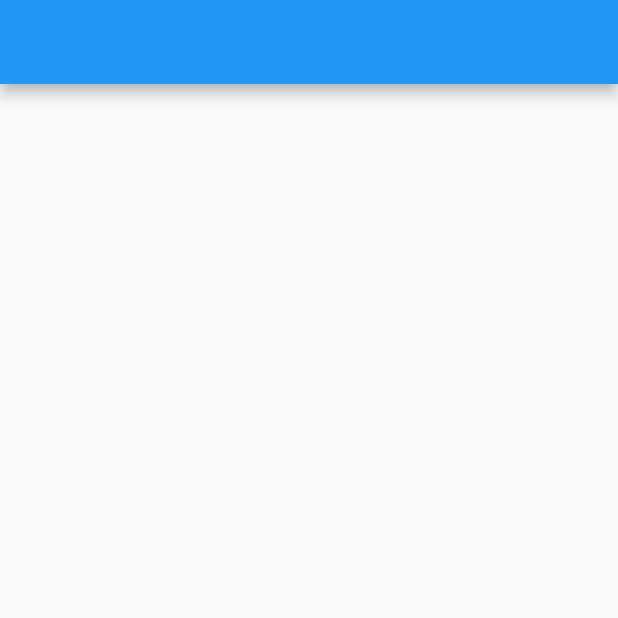
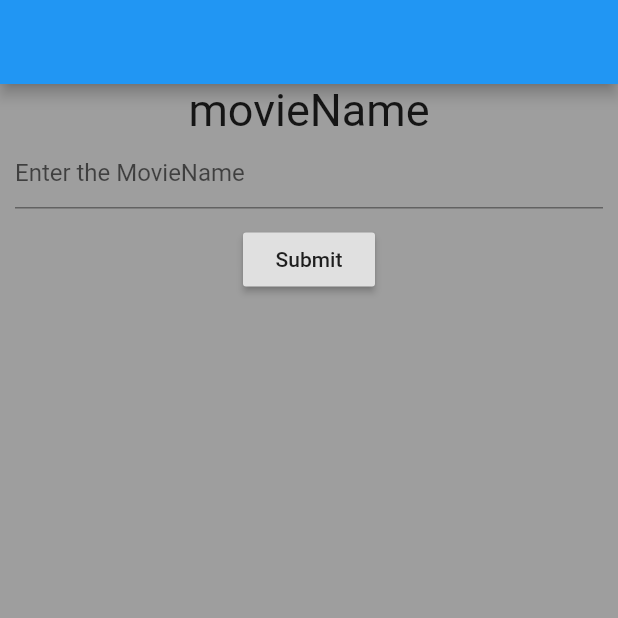
Before and after one commit to akashtejani2000/cloude_firestore_and_database, a Flutter app: the screen it shows after launch, on a phone screen of 412 x 824 dp, the top half of it. Run offline on Flutter 3.47's test engine with Material 2 defaults, Android fonts, the phone set to English and light mode, and no system bars; our stand-ins replace firebase_core, firebase_database; accounts and stored records are empty.

```diff
--- a/lib/Screen/Homepage.dart
+++ b/lib/Screen/Homepage.dart
@@ -1,15 +1,90 @@
+import 'package:firebase_core/firebase_core.dart';
+import 'package:firebase_database/firebase_database.dart';
+import 'package:firebase_database/ui/firebase_animated_list.dart';
 import 'package:flutter/material.dart';
+import 'package:flutter/widgets.dart';
 
 class Homepage extends StatefulWidget {
+  final FirebaseApp app;
+
+  Homepage({this.app});
+
   @override
   _HomepageState createState() => _HomepageState();
 }
 
 class _HomepageState extends State<Homepage> {
+  final referceDatabase = FirebaseDatabase.instance;
+
   @override
   Widget build(BuildContext context) {
+    final ref = referceDatabase.reference();
+
+    TextEditingController nameController = TextEditingController();
+    TextEditingController reliesController = TextEditingController();
+
+    final key = GlobalKey();
+
+
+    final movieTitle = 'movieName';
+
+
+
     return Scaffold(
-      appBar: AppBar(),
-    );
+        appBar: AppBar(
+          title: Text(''),
+        ),
+        body: SingleChildScrollView(
+          key: key,
+          child: Column(
+            mainAxisAlignment: MainAxisAlignment.center,
+            children: [
+              Center(
+                child: Container(
+                  color: Colors.grey,
+                  width: MediaQuery.of(context).size.width,
+                  height: MediaQuery.of(context).size.height,
+                  child: Column(
+                    children: [
+                      Text(
+                        movieTitle,
+                        textAlign: TextAlign.center,
+                        style: TextStyle(fontSize: 30.0),
+                      ),
+                      Padding(
+                        padding: const EdgeInsets.symmetric(horizontal: 10),
+                        child: TextFormField(
+                          controller: nameController,
+                          decoration: InputDecoration(
+                            hintText: 'Enter the MovieName',
+                          ),
+                        ),
+                      ),
+                      SizedBox(
+                        height: 10.0,
+                      ),
+                      RaisedButton(
+                        splashColor: Colors.indigo,
+                        onPressed: () {
+                          ref
+                              .child('MoviesName')
+                              .push()
+                              .child(movieTitle)
+                              .set(nameController.text,)
+                              .asStream();
+                          nameController.clear();
+                        },
+                        child: Text('Submit'),
+                      ),
+                      // Flexible(child: FirebaseAnimatedList(
+                      //   query: _,
+                      // ))
+                    ],
+                  ),
+                ),
+              ),
+            ],
+          ),
+        ));
   }
 }
--- a/lib/main.dart
+++ b/lib/main.dart
@@ -10,6 +10,7 @@ class MyApp extends StatelessWidget {
   Widget build(BuildContext context) {
     return MaterialApp(
       home: Homepage(),
+      debugShowCheckedModeBanner: false,
     );
   }
 }
--- a/pubspec.yaml
+++ b/pubspec.yaml
@@ -28,6 +28,8 @@ dependencies:
   # The following adds the Cupertino Icons font to your application.
   # Use with the CupertinoIcons class for iOS style icons.
   cupertino_icons: ^1.0.0
+  firebase_database: ^6.0.0
+  firebase_core:
 
 dev_dependencies:
   flutter_test:
```
Also changed, not shown: pubspec.lock, 3 other files.
